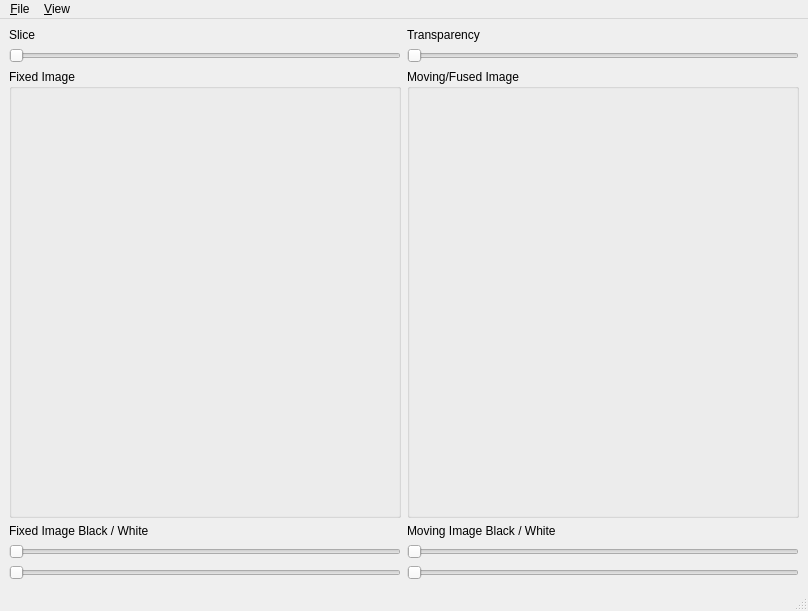
First picture: the form in core/gui/fview/fviewMainWindow.ui, repository jefferis/cmtk, before the edit.
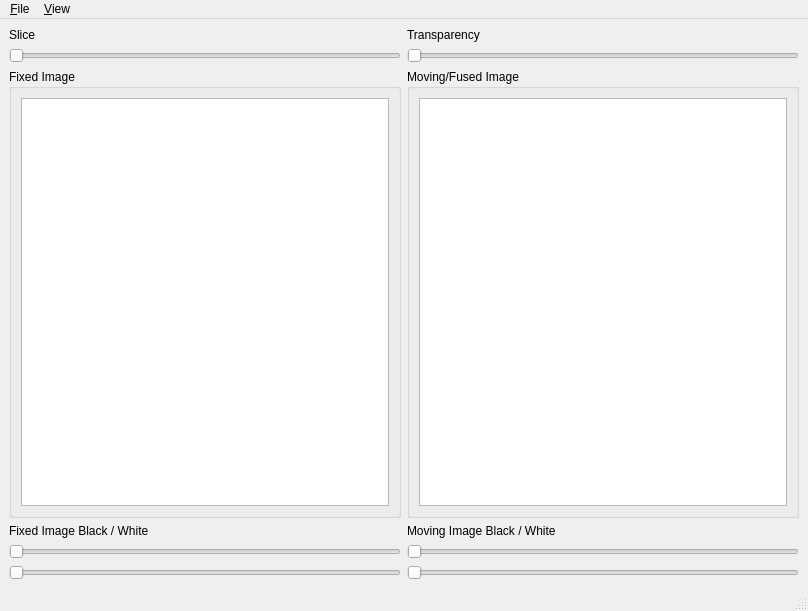
Second picture: the form after the edit.

Commit message: ADD: reformat moving image

The edit to the form file:
```diff
--- a/core/gui/fview/fviewMainWindow.ui
+++ b/core/gui/fview/fviewMainWindow.ui
@@ -54,18 +54,8 @@
          <string>Fixed Image</string>
         </property>
         <layout class="QGridLayout" name="gridLayout_2">
-         <item row="0" column="0">
-          <widget class="QLabel" name="fixedImgWidget">
-           <property name="sizePolicy">
-            <sizepolicy hsizetype="Expanding" vsizetype="Expanding">
-             <horstretch>1</horstretch>
-             <verstretch>1</verstretch>
-            </sizepolicy>
-           </property>
-           <property name="text">
-            <string/>
-           </property>
-          </widget>
+         <item row="0" column="1">
+          <widget class="QGraphicsView" name="fixedView"/>
          </item>
         </layout>
        </widget>
@@ -77,17 +67,7 @@
         </property>
         <layout class="QGridLayout" name="gridLayout_4">
          <item row="0" column="0">
-          <widget class="QLabel" name="movingImgWidget">
-           <property name="sizePolicy">
-            <sizepolicy hsizetype="Expanding" vsizetype="Expanding">
-             <horstretch>1</horstretch>
-             <verstretch>1</verstretch>
-            </sizepolicy>
-           </property>
-           <property name="text">
-            <string/>
-           </property>
-          </widget>
+          <widget class="QGraphicsView" name="movingView"/>
          </item>
         </layout>
        </widget>
```
The commit also changes 2 other files.
